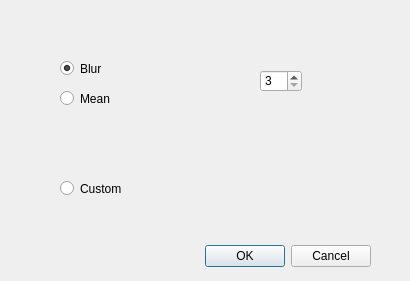
Old version of the form src/dialogcustom.ui in the repository jandernascimento/imageprocessing-umanipulator.
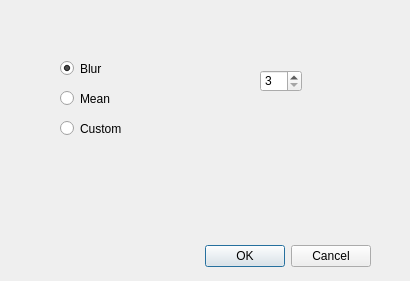
New version of the form.

```diff
--- a/src/dialogcustom.ui
+++ b/src/dialogcustom.ui
@@ -78,7 +78,7 @@
    <property name="geometry">
     <rect>
      <x>60</x>
-     <y>180</y>
+     <y>120</y>
      <width>82</width>
      <height>17</height>
     </rect>
```
